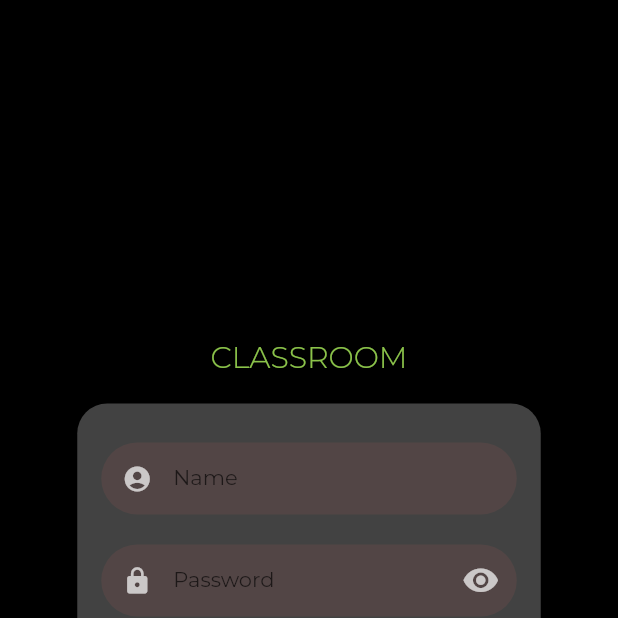
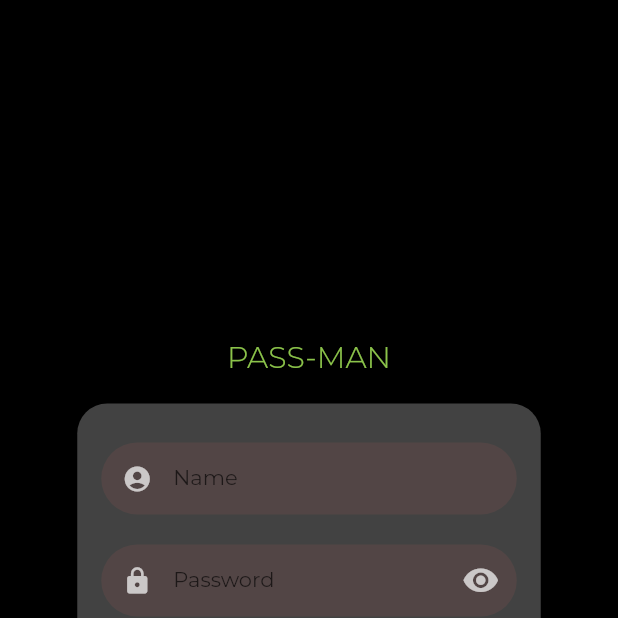
Before and after one commit to AyushKatiyar2002/pass-man, a Flutter app: the screen it shows after launch, on a phone screen of 412 x 824 dp, the top half of it. Run offline on Flutter 3.47's test engine with Material 2 defaults, Android fonts, the phone set to English and light mode, and no system bars; drawn by our look-alikes of flutter_login; our stand-ins replace firebase_auth, firebase_core, firebase_dynamic_links, flutter_modular, flutter_riverpod, google_fonts; accounts and stored records are empty.

Commit message:
first commit- changed the name from classroom to passman

```diff
--- a/lib/screens/login.dart
+++ b/lib/screens/login.dart
@@ -13,7 +13,7 @@ class LoginScreen extends StatelessWidget {
     return FlutterLogin(
       onSignup: onSignUp,
       onLogin: onLogin,
-      title: 'CLASSROOM',
+      title: 'PASS-MAN',
       userType: LoginUserType.name,
       theme: LoginTheme(
         primaryColor: ColorsUtils.kPrimaryColor,
```
Also changed, not shown: pubspec.lock.
